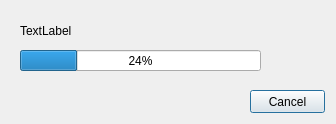
First picture: the form in src/qt-widgets/ProgressDialogUi.ui, repository GPlates/GPlates, before the edit.
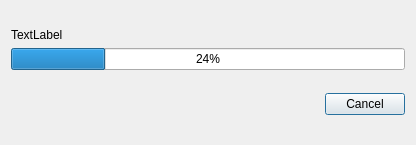
Second picture: the form after the edit.

Commit message: (trunk)Improve the "Generate Mesh" and "progress" dialog by using QT layout.

```diff
--- a/src/qt-widgets/ProgressDialogUi.ui
+++ b/src/qt-widgets/ProgressDialogUi.ui
@@ -8,52 +8,63 @@
    <rect>
     <x>0</x>
     <y>0</y>
-    <width>336</width>
-    <height>124</height>
+    <width>416</width>
+    <height>145</height>
    </rect>
   </property>
   <property name="windowTitle" >
    <string>Progress</string>
   </property>
+  <layout class="QVBoxLayout" >
+   <item>
+    <layout class="QVBoxLayout" >
+     <item>
+      <widget class="QLabel" name="info_label" >
+       <property name="sizePolicy" >
+        <sizepolicy vsizetype="Maximum" hsizetype="Preferred" >
+         <horstretch>0</horstretch>
+         <verstretch>0</verstretch>
+        </sizepolicy>
+       </property>
+       <property name="text" >
+        <string>TextLabel</string>
+       </property>
+      </widget>
+     </item>
+     <item>
   <widget class="QProgressBar" name="progress_bar" >
-   <property name="geometry" >
-    <rect>
-     <x>20</x>
-     <y>50</y>
-     <width>241</width>
-     <height>21</height>
-    </rect>
-   </property>
    <property name="value" >
     <number>24</number>
    </property>
   </widget>
-  <widget class="QLabel" name="info_label" >
-   <property name="geometry" >
-    <rect>
-     <x>20</x>
-     <y>20</y>
-     <width>281</width>
-     <height>21</height>
-    </rect>
-   </property>
-   <property name="text" >
-    <string>TextLabel</string>
-   </property>
-  </widget>
+     </item>
+    </layout>
+   </item>
+   <item>
+    <layout class="QHBoxLayout" >
+     <item>
+      <spacer>
+       <property name="orientation" >
+        <enum>Qt::Horizontal</enum>
+       </property>
+       <property name="sizeHint" >
+        <size>
+         <width>40</width>
+         <height>20</height>
+        </size>
+       </property>
+      </spacer>
+     </item>
+     <item>
   <widget class="QPushButton" name="cancel_button" >
-   <property name="geometry" >
-    <rect>
-     <x>250</x>
-     <y>90</y>
-     <width>75</width>
-     <height>23</height>
-    </rect>
-   </property>
    <property name="text" >
     <string>Cancel</string>
    </property>
   </widget>
+     </item>
+    </layout>
+   </item>
+  </layout>
  </widget>
  <resources/>
  <connections/>
```
Lines whose indentation alone changed are shown as unchanged. The commit also changes 1 other file.
